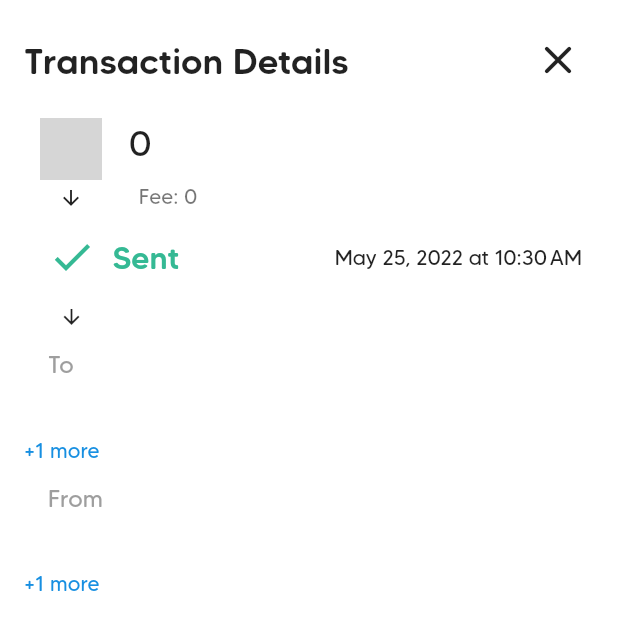
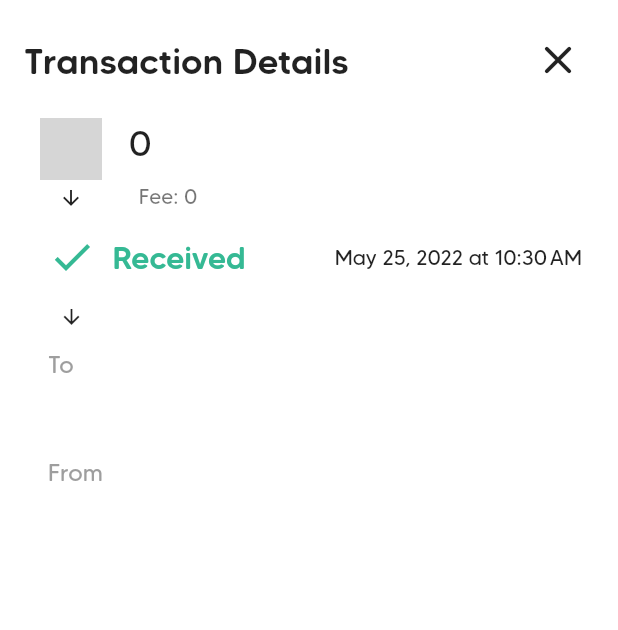
Before and after one commit to AxiaCoin/axia-network-v2-axwallet, a Flutter app: the TransactionsPage screen opened directly with empty values, on a phone screen of 412 x 824 dp. Shown: the top 630 px of the screen. Run offline on Flutter 3.47's test engine with Material 2 defaults, Android fonts, the phone set to English and light mode, and no system bars; our stand-ins replace device_info_plus, flutter_speed_dial, flutter_svg, get, get_storage, hex and 8 more; missing offline and left inert: bip39, coinslib, encrypt, qr_code_scanner, substrate_sdk, web3dart; accounts and stored records are empty; statements that could not run were skipped; grey boxes are pictures that could not be loaded.

Commit message:
Bug Fixes: -Added BTC inputs, outputs count and explorer button -Axia transaction bug fix -updated transaction display list

```diff
--- a/lib/code/models.dart
+++ b/lib/code/models.dart
@@ -91,7 +91,8 @@ class UserModel {
 
   String toJson() => json.encode(toMap());
 
-  factory UserModel.fromJson(String source) => UserModel.fromMap(json.decode(source));
+  factory UserModel.fromJson(String source) =>
+      UserModel.fromMap(json.decode(source));
 }
 
 class CoinData {
@@ -161,7 +162,8 @@ class HDWalletInfo {
 
   String toJson() => json.encode(toMap());
 
-  factory HDWalletInfo.fromJson(String source) => HDWalletInfo.fromMap(json.decode(source));
+  factory HDWalletInfo.fromJson(String source) =>
+      HDWalletInfo.fromMap(json.decode(source));
 }
 
 class CryptoWallet {
@@ -203,7 +205,8 @@ class CryptoWallet {
 
   String toJson() => json.encode(toMap());
 
-  factory CryptoWallet.fromJson(String source) => CryptoWallet.fromMap(json.decode(source));
+  factory CryptoWallet.fromJson(String source) =>
+      CryptoWallet.fromMap(json.decode(source));
 }
 
 enum SearchMode { customize, send, receive, buy, swap }
@@ -225,6 +228,7 @@ class DAppsTile {
 // }
 
 class TransactionItem {
+  bool? isInput;
   String from;
   int fromTotal;
   String to;
@@ -234,6 +238,7 @@ class TransactionItem {
   String hash;
   double fee;
   TransactionItem({
+    this.isInput,
     required this.from,
     this.fromTotal = 1,
     required this.to,
--- a/lib/widgets/transactions.dart
+++ b/lib/widgets/transactions.dart
@@ -11,12 +11,12 @@ import 'package:wallet/widgets/onboard_widgets.dart';
 class TransactionsPage extends StatelessWidget {
   final TransactionItem transaction;
   final CoinData coinData;
-  final bool isReceived;
+  final bool isSent;
   const TransactionsPage({
     Key? key,
     required this.transaction,
     required this.coinData,
-    required this.isReceived,
+    required this.isSent,
   }) : super(key: key);
 
   copyAddress(String address) {
@@ -56,11 +56,13 @@ class TransactionsPage extends StatelessWidget {
             child: Column(
               crossAxisAlignment: CrossAxisAlignment.start,
               children: [
-                OnboardWidgets.titleAlt("${FormatText.roundOff(transaction.amount)} ${coinData.unit}"),
+                OnboardWidgets.titleAlt(
+                    "${FormatText.roundOff(transaction.amount)} ${coinData.unit}"),
                 SizedBox(
                   height: 4,
                 ),
-                OnboardWidgets.subtitle("Fee: ${FormatText.roundOff(transaction.fee)} ${coinData.unit}"),
+                OnboardWidgets.subtitle(
+                    "Fee: ${FormatText.roundOff(transaction.fee)} ${coinData.unit}"),
               ],
             ),
           ),
@@ -79,8 +81,11 @@ class TransactionsPage extends StatelessWidget {
               size: 32,
             ),
             Text(
-              "  ${isReceived ? "Received" : "Sent"}",
-              style: TextStyle(color: tickerGreen, fontSize: 21, fontWeight: FontWeight.w500),
+              "  ${!isSent ? "Received" : "Sent"}",
+              style: TextStyle(
+                  color: tickerGreen,
+                  fontSize: 21,
+                  fontWeight: FontWeight.w500),
             ),
             Spacer(),
             Text(DateFormat.yMMMd().format(transaction.time.toLocal()) +
@@ -92,7 +97,8 @@ class TransactionsPage extends StatelessWidget {
     }
 
     Widget redirect(int total) => GestureDetector(
-        onTap: () => CommonWidgets.launch("https://www.blockchain.com/btc-testnet/tx/${transaction.hash}"),
+        onTap: () => CommonWidgets.launch(
+            "https://www.blockchain.com/btc-testnet/tx/${transaction.hash}"),
         child: Text(
           "+$total more",
           style: TextStyle(color: appColor),
@@ -115,7 +121,7 @@ class TransactionsPage extends StatelessWidget {
               ),
             ),
           ),
-          transaction.toTotal > 0 ? redirect(transaction.toTotal) : Container(),
+          transaction.toTotal > 1 ? redirect(transaction.toTotal) : Container(),
           ListTile(
             title: Text(
               "From",
@@ -129,7 +135,9 @@ class TransactionsPage extends StatelessWidget {
               ),
             ),
           ),
-          transaction.fromTotal > 0 ? redirect(transaction.fromTotal) : Container(),
+          transaction.fromTotal > 1
+              ? redirect(transaction.fromTotal)
+              : Container(),
         ],
       );
     }
```
Also changed, not shown: lib/currencies/axiacoin.dart (+10 -6 lines), lib/currencies/bitcoin.dart (+35 -24 lines), lib/currencies/ethereum.dart (+19 -7 lines), lib/pages/send.dart (+51 -18 lines), lib/pages/wallet/coin_page.dart (+45 -20 lines).
